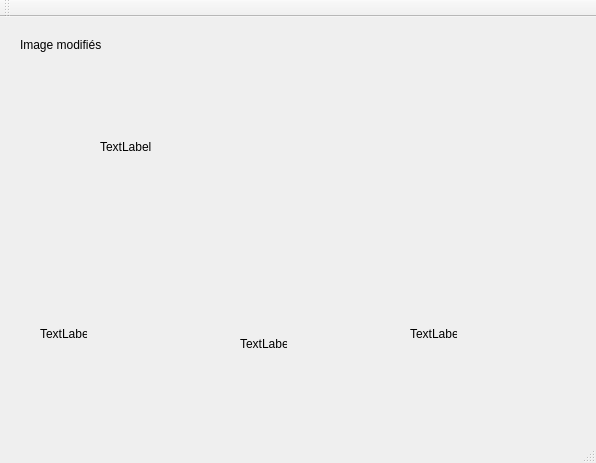
Qt form ProjetQuizz/question.ui (SteBoun/PPO_G3_SUPERQUIZ4000) before a commit.
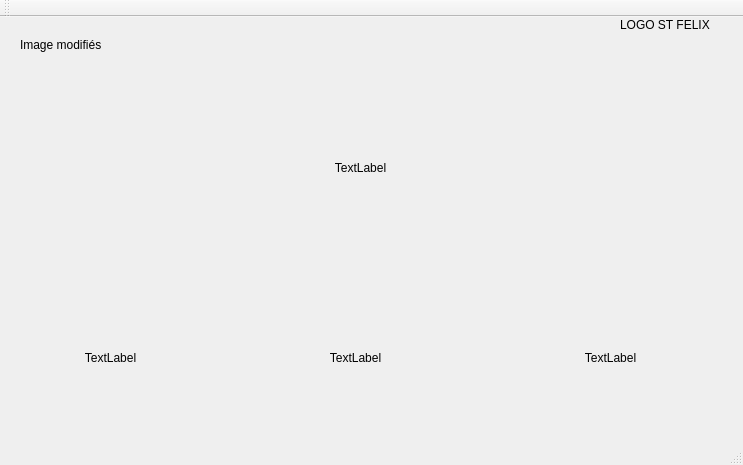
The same form after that commit.

Commit message: Modif question.h et cpp

```diff
--- a/ProjetQuizz/question.ui
+++ b/ProjetQuizz/question.ui
@@ -6,8 +6,8 @@
    <rect>
     <x>0</x>
     <y>0</y>
-    <width>596</width>
-    <height>463</height>
+    <width>743</width>
+    <height>465</height>
    </rect>
   </property>
   <property name="windowTitle">
@@ -17,13 +17,30 @@
    <widget class="QWidget" name="verticalLayoutWidget">
     <property name="geometry">
      <rect>
-      <x>100</x>
+      <x>0</x>
       <y>60</y>
-      <width>391</width>
+      <width>721</width>
       <height>181</height>
      </rect>
     </property>
-    <layout class="QVBoxLayout" name="verticalLayout"/>
+    <layout class="QVBoxLayout" name="verticalLayout">
+     <item>
+      <widget class="QLabel" name="pic_1">
+       <property name="enabled">
+        <bool>true</bool>
+       </property>
+       <property name="text">
+        <string>TextLabel</string>
+       </property>
+       <property name="textFormat">
+        <enum>Qt::AutoText</enum>
+       </property>
+       <property name="alignment">
+        <set>Qt::AlignCenter</set>
+       </property>
+      </widget>
+     </item>
+    </layout>
    </widget>
    <widget class="QLabel" name="label">
     <property name="geometry">
@@ -38,59 +55,83 @@
      <string>Image modifiés</string>
     </property>
    </widget>
-   <widget class="QLabel" name="pic_1">
-    <property name="enabled">
-     <bool>true</bool>
-    </property>
+   <widget class="QWidget" name="verticalLayoutWidget_2">
     <property name="geometry">
      <rect>
-      <x>100</x>
-      <y>40</y>
-      <width>389</width>
-      <height>179</height>
+      <x>10</x>
+      <y>280</y>
+      <width>201</width>
+      <height>121</height>
      </rect>
     </property>
-    <property name="text">
-     <string>TextLabel</string>
-    </property>
+    <layout class="QVBoxLayout" name="verticalLayout_2">
+     <item>
+      <widget class="QLabel" name="prop_1">
+       <property name="text">
+        <string>TextLabel</string>
+       </property>
+       <property name="alignment">
+        <set>Qt::AlignCenter</set>
+       </property>
+      </widget>
+     </item>
+    </layout>
    </widget>
-   <widget class="QLabel" name="prop_1">
-    <property name="geometry">
-     <rect>
-      <x>40</x>
-      <y>310</y>
-      <width>47</width>
-      <height>13</height>
-     </rect>
-    </property>
-    <property name="text">
-     <string>TextLabel</string>
-    </property>
-   </widget>
-   <widget class="QLabel" name="prop_2">
+   <widget class="QWidget" name="verticalLayoutWidget_3">
     <property name="geometry">
      <rect>
       <x>240</x>
-      <y>320</y>
-      <width>47</width>
-      <height>13</height>
+      <y>280</y>
+      <width>231</width>
+      <height>121</height>
      </rect>
     </property>
-    <property name="text">
-     <string>TextLabel</string>
+    <layout class="QVBoxLayout" name="verticalLayout_3">
+     <item>
+      <widget class="QLabel" name="prop_2">
+       <property name="text">
+        <string>TextLabel</string>
+       </property>
+       <property name="alignment">
+        <set>Qt::AlignCenter</set>
+       </property>
+      </widget>
+     </item>
+    </layout>
+   </widget>
+   <widget class="QWidget" name="verticalLayoutWidget_4">
+    <property name="geometry">
+     <rect>
+      <x>500</x>
+      <y>280</y>
+      <width>221</width>
+      <height>121</height>
+     </rect>
     </property>
+    <layout class="QVBoxLayout" name="verticalLayout_4">
+     <item>
+      <widget class="QLabel" name="prop_3">
+       <property name="text">
+        <string>TextLabel</string>
+       </property>
+       <property name="alignment">
+        <set>Qt::AlignCenter</set>
+       </property>
+      </widget>
+     </item>
+    </layout>
    </widget>
-   <widget class="QLabel" name="prop_3">
+   <widget class="QLabel" name="label_2">
     <property name="geometry">
      <rect>
-      <x>410</x>
-      <y>310</y>
-      <width>47</width>
-      <height>13</height>
+      <x>620</x>
+      <y>0</y>
+      <width>121</width>
+      <height>16</height>
      </rect>
     </property>
     <property name="text">
-     <string>TextLabel</string>
+     <string>LOGO ST FELIX</string>
     </property>
    </widget>
   </widget>
```
Left out of the diff: 11 changed lines with no effect on the pictures. The commit also changes 7 other files.
